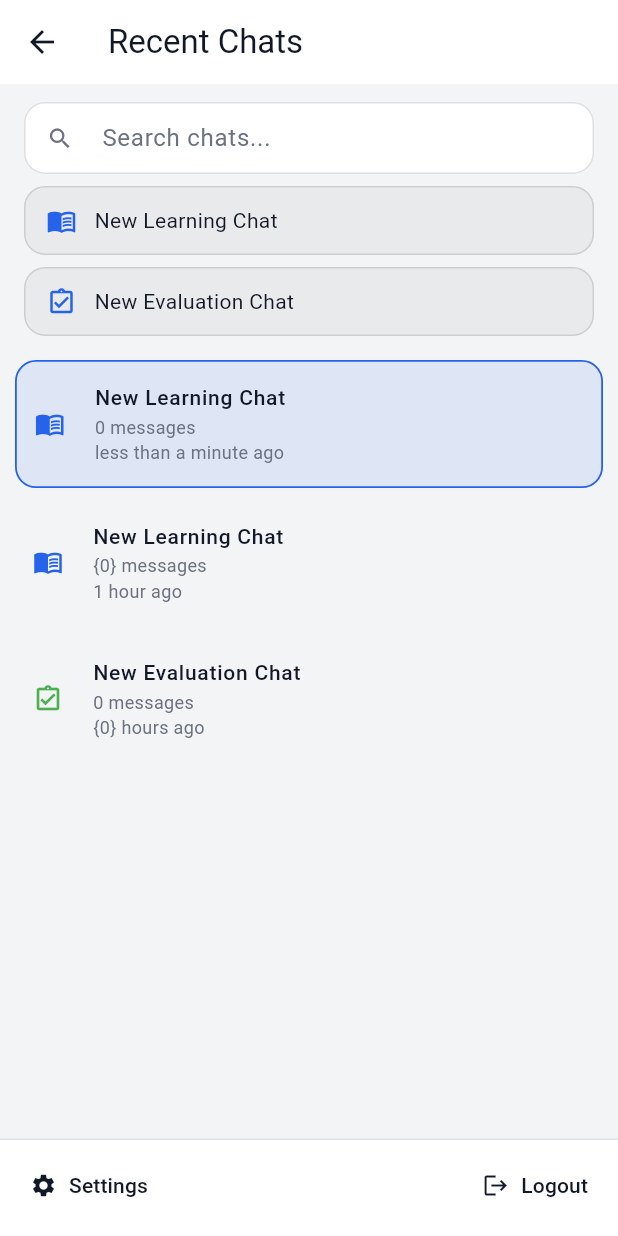
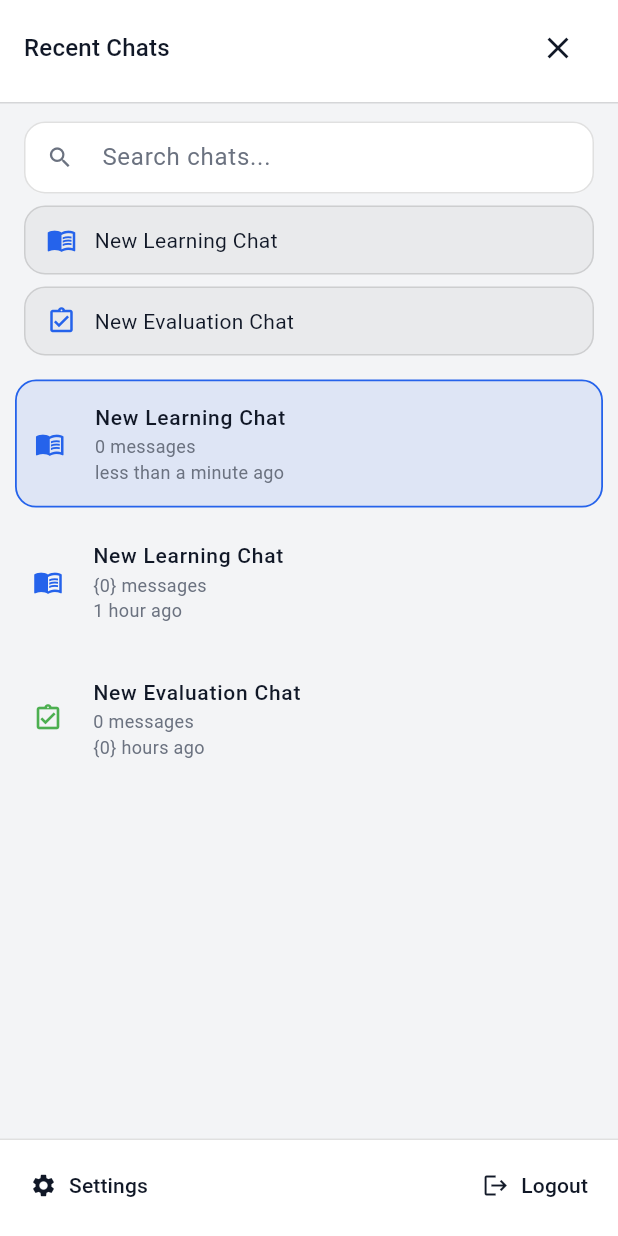
Before and after one commit to Miyuri15/SinLearn_mobile, a Flutter app: the RecentChatsPage screen opened directly, on a phone screen of 412 x 824 dp. Run offline on Flutter 3.47's test engine with Material 3 defaults, Android fonts, the phone set to English and light mode, and no system bars; our stand-ins replace easy_localization, file_picker, go_router.

Commit message:
add the close button

```diff
--- a/lib/features/recent_chat/recent_chats_page.dart
+++ b/lib/features/recent_chat/recent_chats_page.dart
@@ -1,6 +1,6 @@
 import 'package:flutter/material.dart';
 import 'package:easy_localization/easy_localization.dart';
-import 'package:go_router/go_router.dart';
+import 'package:go_router/go_router.dart'; //  GoRouter
 
 // Model
 class ChatEntry {
@@ -22,32 +22,23 @@ class ChatEntry {
 
 enum ChatType { learning, evaluation }
 
-// new wrapper Class: Material Context
+//  Wrapper Class
 class RecentChatsPage extends StatelessWidget {
   const RecentChatsPage({super.key});
 
   @override
   Widget build(BuildContext context) {
-    //  Scaffold  Material Context provider
     final theme = Theme.of(context);
 
     return Scaffold(
-      backgroundColor: theme.scaffoldBackgroundColor, // Background color for the entire page
-      appBar: AppBar(
-        title: Text('recent_chats.header'.tr(), style: TextStyle(color: theme.colorScheme.onBackground)),
-        backgroundColor: theme.cardColor,
-        leading: IconButton(
-          icon: Icon(Icons.arrow_back, color: theme.colorScheme.onBackground),
-          onPressed: () => context.pop(),
-          tooltip: 'back',
+      backgroundColor: theme.scaffoldBackgroundColor, // Theme background
+      // AppBar
+      body: SafeArea(
+        child: const RecentChatsDrawer(), // Drawer
       ),
-      ),
-
-      body: RecentChatsDrawer(),
     );
   }
 }
-
 
 
 class RecentChatsDrawer extends StatefulWidget {
@@ -130,19 +121,40 @@ class _RecentChatsDrawerState extends State<RecentChatsDrawer> {
 
   @override
   Widget build(BuildContext context) {
+    //  Theme Context
     final theme = Theme.of(context);
     final isDark = theme.brightness == Brightness.dark;
     final cardColor = theme.cardColor;
     final textColor = theme.colorScheme.onBackground;
-    final subTextColor = theme.colorScheme.secondary; // Subtext color
+    final subTextColor = theme.colorScheme.secondary;
+    final primaryColor = theme.colorScheme.primary;
 
 
-    return Material( // Material widget  wrap
+    return Material(
       color: theme.scaffoldBackgroundColor,
-      child: SafeArea(
       child: Column(
         children: [
           // Header
+          Container(
+            color: cardColor, // Theme card color
+            padding: const EdgeInsets.fromLTRB(16, 8, 16, 12),
+            child: Row(
+              children: [
+                Expanded(
+                  child: Text(
+                    'recent_chats.header'.tr(),
+                    style: theme.textTheme.titleMedium!.copyWith(color: textColor),
+                  ),
+                ),
+                IconButton(
+                  icon: Icon(Icons.close, color: textColor), // Theme text color
+                  onPressed: () => context.pop(), //  go_router
+                  tooltip: 'close',
+                ),
+              ],
+            ),
+          ),
+          Divider(height: 1, color: isDark ? Colors.white12 : Colors.black12),
           // Search
           Padding(
             padding: const EdgeInsets.fromLTRB(16, 12, 16, 8),
@@ -165,7 +177,7 @@ class _RecentChatsDrawerState extends State<RecentChatsDrawer> {
                 ),
                 focusedBorder: OutlineInputBorder(
                   borderRadius: BorderRadius.circular(14),
-                    borderSide: BorderSide(color: theme.colorScheme.primary, width: 2),
+                  borderSide: BorderSide(color: primaryColor, width: 2),
                 ),
                 isDense: true,
                 contentPadding: const EdgeInsets.symmetric(vertical: 10, horizontal: 10),
@@ -227,7 +239,7 @@ class _RecentChatsDrawerState extends State<RecentChatsDrawer> {
                 _FooterButton(
                   icon: Icons.settings,
                   label: 'recent_chats.settings'.tr(),
-                    // Settings page
+                  //  Settings page
                   onTap: () => context.go('/settings_teachers'),
                 ),
                 const Spacer(),
@@ -240,7 +252,6 @@ class _RecentChatsDrawerState extends State<RecentChatsDrawer> {
             ),
           ),
         ],
-        ),
       ),
     );
   }
@@ -387,6 +398,7 @@ class _FooterButton extends StatelessWidget {
   }
 }
 
+//*********************************************************************
 
 /*
 import 'package:flutter/material.dart';
```
Also changed, not shown: lib/main.dart (+3 -63 lines), pubspec.lock. Lines whose indentation alone changed are shown as unchanged.
